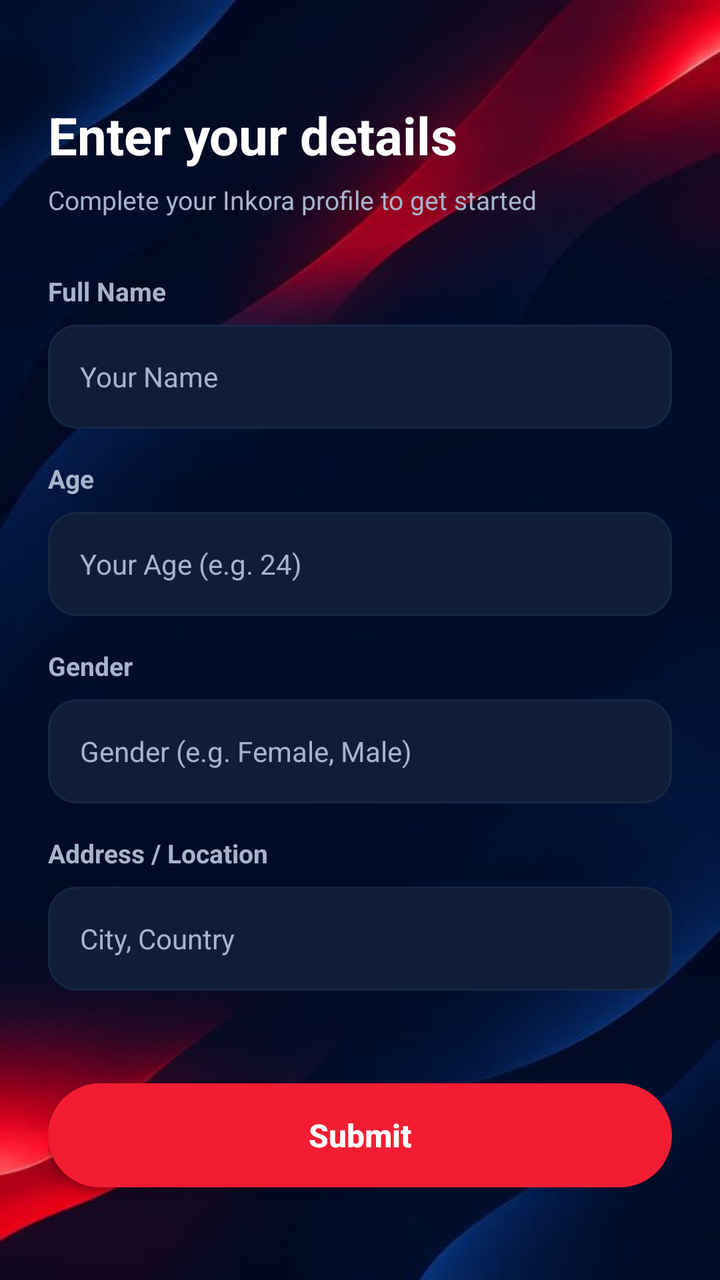
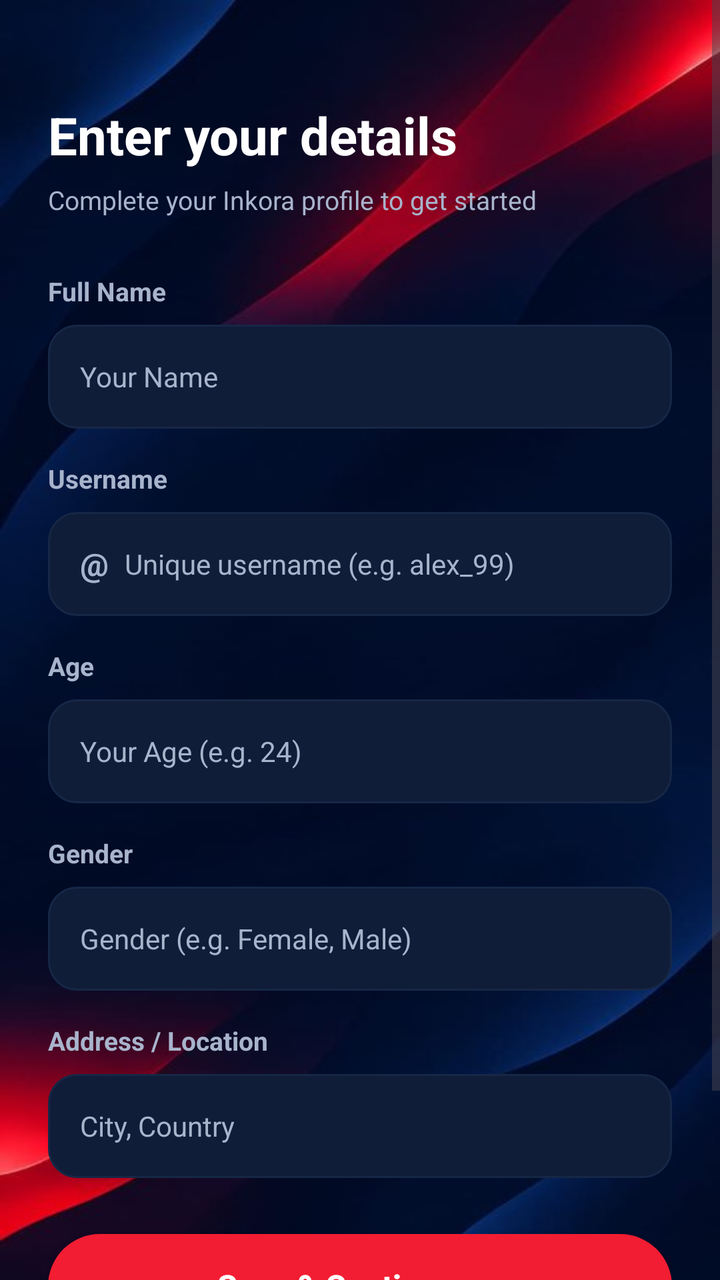

An Android layout rendered at two revisions. The XML below is the earlier revision; the diff shows what the commit changed to produce the second picture.
<!-- AndroidManifest.xml: application theme Theme.Task_3 -->
<!-- res/layout/activity_userdetails.xml -->
<?xml version="1.0" encoding="utf-8"?>
<ScrollView
    xmlns:android="http://schemas.android.com/apk/res/android"
    xmlns:app="http://schemas.android.com/apk/res-auto"
    xmlns:tools="http://schemas.android.com/tools"
    android:layout_width="match_parent"
    android:layout_height="match_parent"
    android:fitsSystemWindows="true"
    android:fillViewport="true"
    android:background="@drawable/background">

    <androidx.constraintlayout.widget.ConstraintLayout
        android:id="@+id/main"
        android:layout_width="match_parent"
        android:layout_height="wrap_content"
        android:paddingHorizontal="24dp"
        android:paddingTop="50dp"
        android:paddingBottom="32dp"
        tools:context=".userdetails">

        <TextView
            android:id="@+id/header"
            android:layout_width="wrap_content"
            android:layout_height="wrap_content"
            android:text="Enter your details"
            android:textColor="@color/primary_text"
            android:textSize="26sp"
            android:textStyle="bold"
            app:layout_constraintStart_toStartOf="parent"
            app:layout_constraintTop_toTopOf="parent" />

        <TextView
            android:id="@+id/subhead"
            android:layout_width="wrap_content"
            android:layout_height="wrap_content"
            android:layout_marginTop="6dp"
            android:text="Complete your Inkora profile to get started"
            android:textColor="@color/secondary_text"
            android:textSize="13sp"
            app:layout_constraintStart_toStartOf="parent"
            app:layout_constraintTop_toBottomOf="@id/header" />

        
        <TextView
            android:id="@+id/namehead"
            android:layout_width="wrap_content"
            android:layout_height="wrap_content"
            android:layout_marginTop="28dp"
            android:text="Full Name"
            android:textColor="@color/secondary_text"
            android:textSize="13sp"
            android:textStyle="bold"
            app:layout_constraintStart_toStartOf="parent"
            app:layout_constraintTop_toBottomOf="@id/subhead" />

        <LinearLayout
            android:id="@+id/boxName"
            android:layout_width="match_parent"
            android:layout_height="52dp"
            android:layout_marginTop="8dp"
            android:background="@drawable/input_box"
            android:gravity="center_vertical"
            android:orientation="horizontal"
            android:paddingHorizontal="16dp"
            app:layout_constraintTop_toBottomOf="@id/namehead">

            <EditText
                android:id="@+id/name"
                android:layout_width="match_parent"
                android:layout_height="match_parent"
                android:background="@null"
                android:hint="Your Name"
                android:inputType="textPersonName"
                android:textColor="@color/primary_text"
                android:textColorHint="@color/secondary_text"
                android:textSize="14sp" />
        </LinearLayout>

        
        <TextView
            android:id="@+id/agehead"
            android:layout_width="wrap_content"
            android:layout_height="wrap_content"
            android:layout_marginTop="16dp"
            android:text="Age"
            android:textColor="@color/secondary_text"
            android:textSize="13sp"
            android:textStyle="bold"
            app:layout_constraintStart_toStartOf="parent"
            app:layout_constraintTop_toBottomOf="@id/boxName" />

        <LinearLayout
            android:id="@+id/boxAge"
            android:layout_width="match_parent"
            android:layout_height="52dp"
            android:layout_marginTop="8dp"
            android:background="@drawable/input_box"
            android:gravity="center_vertical"
            android:orientation="horizontal"
            android:paddingHorizontal="16dp"
            app:layout_constraintTop_toBottomOf="@id/agehead">

            <EditText
                android:id="@+id/age"
                android:layout_width="match_parent"
                android:layout_height="match_parent"
                android:background="@null"
                android:hint="Your Age (e.g. 24)"
                android:inputType="number"
                android:textColor="@color/primary_text"
                android:textColorHint="@color/secondary_text"
                android:textSize="14sp" />
        </LinearLayout>

        
        <TextView
            android:id="@+id/genderhead"
            android:layout_width="wrap_content"
            android:layout_height="wrap_content"
            android:layout_marginTop="16dp"
            android:text="Gender"
            android:textColor="@color/secondary_text"
            android:textSize="13sp"
            android:textStyle="bold"
            app:layout_constraintStart_toStartOf="parent"
            app:layout_constraintTop_toBottomOf="@id/boxAge" />

        <LinearLayout
            android:id="@+id/boxGender"
            android:layout_width="match_parent"
            android:layout_height="52dp"
            android:layout_marginTop="8dp"
            android:background="@drawable/input_box"
            android:gravity="center_vertical"
            android:orientation="horizontal"
            android:paddingHorizontal="16dp"
            app:layout_constraintTop_toBottomOf="@id/genderhead">

            <EditText
                android:id="@+id/gender"
                android:layout_width="match_parent"
                android:layout_height="match_parent"
                android:background="@null"
                android:hint="Gender (e.g. Female, Male)"
                android:inputType="textCapWords"
                android:textColor="@color/primary_text"
                android:textColorHint="@color/secondary_text"
                android:textSize="14sp" />
        </LinearLayout>

        
        <TextView
            android:id="@+id/addresshead"
            android:layout_width="wrap_content"
            android:layout_height="wrap_content"
            android:layout_marginTop="16dp"
            android:text="Address / Location"
            android:textColor="@color/secondary_text"
            android:textSize="13sp"
            android:textStyle="bold"
            app:layout_constraintStart_toStartOf="parent"
            app:layout_constraintTop_toBottomOf="@id/boxGender" />

        <LinearLayout
            android:id="@+id/boxAddress"
            android:layout_width="match_parent"
            android:layout_height="52dp"
            android:layout_marginTop="8dp"
            android:background="@drawable/input_box"
            android:gravity="center_vertical"
            android:orientation="horizontal"
            android:paddingHorizontal="16dp"
            app:layout_constraintTop_toBottomOf="@id/addresshead">

            <EditText
                android:id="@+id/address"
                android:layout_width="match_parent"
                android:layout_height="match_parent"
                android:background="@null"
                android:hint="City, Country"
                android:inputType="textPostalAddress"
                android:textColor="@color/primary_text"
                android:textColorHint="@color/secondary_text"
                android:textSize="14sp" />
        </LinearLayout>

        
        <androidx.appcompat.widget.AppCompatButton
            android:id="@+id/submitbtn"
            android:layout_width="match_parent"
            android:layout_height="52dp"
            android:layout_marginTop="32dp"
            android:background="@drawable/bg_primary_button"
            android:text="Submit"
            android:textAllCaps="false"
            android:textColor="@color/white"
            android:textSize="16sp"
            android:textStyle="bold"
            app:layout_constraintTop_toBottomOf="@id/boxAddress"
            app:layout_constraintBottom_toBottomOf="parent" />

    </androidx.constraintlayout.widget.ConstraintLayout>
</ScrollView>
<!-- resources referenced by this layout -->
<resources>
  <color name="primary_text">#FFFFFF</color>
  <color name="secondary_text">#A8B4CC</color>
  <color name="white">#FFFFFF</color>
  <!-- drawable background: png bitmap (drawable, 19091 bytes) -->
  <!-- drawable bg_primary_button (drawable) -->
  <?xml version="1.0" encoding="utf-8"?>
  <shape xmlns:android="http://schemas.android.com/apk/res/android"
      android:shape="rectangle">
      <solid android:color="@color/primary_red" />
      <corners android:radius="26dp" />
  </shape>
  <!-- drawable input_box (drawable) -->
  <?xml version="1.0" encoding="utf-8"?>
  <shape xmlns:android="http://schemas.android.com/apk/res/android"
      android:shape="rectangle">
      <solid android:color="@color/secondary_background" />
      <stroke
          android:width="1dp"
          android:color="@color/card_surface" />
      <corners android:radius="14dp" />
  </shape>
  <style name="Theme.Task_3" parent="Base.Theme.Task_3" />
  <color name="primary_red">#F21D32</color>
  <color name="secondary_background">#101D38</color>
  <color name="card_surface">#162746</color>
  <style name="Base.Theme.Task_3" parent="Theme.Material3.DayNight.NoActionBar">
          <item name="colorPrimary">@color/primary_red</item>
          <item name="colorPrimaryVariant">@color/secondary_background</item>
          <item name="colorSecondary">@color/primary_red</item>
          <item name="android:statusBarColor">@color/primary_background</item>
          <item name="android:windowBackground">@color/primary_background</item>
          <item name="android:navigationBarColor">@color/secondary_background</item>
      </style>
  <color name="primary_background">#080F24</color>
</resources>

<!-- the commit's change to res/layout/activity_userdetails.xml (unified diff, before → after) -->
@@ -78,6 +78,51 @@
 
         
         <TextView
+            android:id="@+id/usernamehead"
+            android:layout_width="wrap_content"
+            android:layout_height="wrap_content"
+            android:layout_marginTop="16dp"
+            android:text="Username"
+            android:textColor="@color/secondary_text"
+            android:textSize="13sp"
+            android:textStyle="bold"
+            app:layout_constraintStart_toStartOf="parent"
+            app:layout_constraintTop_toBottomOf="@id/boxName" />
+
+        <LinearLayout
+            android:id="@+id/boxUsername"
+            android:layout_width="match_parent"
+            android:layout_height="52dp"
+            android:layout_marginTop="8dp"
+            android:background="@drawable/input_box"
+            android:gravity="center_vertical"
+            android:orientation="horizontal"
+            android:paddingHorizontal="16dp"
+            app:layout_constraintTop_toBottomOf="@id/usernamehead">
+
+            <TextView
+                android:layout_width="wrap_content"
+                android:layout_height="wrap_content"
+                android:text="@"
+                android:textColor="@color/secondary_text"
+                android:textSize="16sp"
+                android:textStyle="bold" />
+
+            <EditText
+                android:id="@+id/username"
+                android:layout_width="match_parent"
+                android:layout_height="match_parent"
+                android:layout_marginStart="8dp"
+                android:background="@null"
+                android:hint="Unique username (e.g. alex_99)"
+                android:inputType="textNoSuggestions"
+                android:textColor="@color/primary_text"
+                android:textColorHint="@color/secondary_text"
+                android:textSize="14sp" />
+        </LinearLayout>
+
+        
+        <TextView
             android:id="@+id/agehead"
             android:layout_width="wrap_content"
             android:layout_height="wrap_content"
@@ -87,7 +132,7 @@
             android:textSize="13sp"
             android:textStyle="bold"
             app:layout_constraintStart_toStartOf="parent"
-            app:layout_constraintTop_toBottomOf="@id/boxName" />
+            app:layout_constraintTop_toBottomOf="@id/boxUsername" />
 
         <LinearLayout
             android:id="@+id/boxAge"
@@ -189,14 +234,27 @@
             android:id="@+id/submitbtn"
             android:layout_width="match_parent"
             android:layout_height="52dp"
-            android:layout_marginTop="32dp"
+            android:layout_marginTop="28dp"
             android:background="@drawable/bg_primary_button"
-            android:text="Submit"
+            android:text="Save &amp; Continue  →"
             android:textAllCaps="false"
             android:textColor="@color/white"
             android:textSize="16sp"
             android:textStyle="bold"
-            app:layout_constraintTop_toBottomOf="@id/boxAddress"
+            app:layout_constraintTop_toBottomOf="@id/boxAddress" />
+
+        <TextView
+            android:id="@+id/btnSkipDetails"
+            android:layout_width="wrap_content"
+            android:layout_height="wrap_content"
+            android:layout_marginTop="16dp"
+            android:padding="8dp"
+            android:text="Skip for now  →"
+            android:textColor="@color/secondary_text"
+            android:textSize="13sp"
+            app:layout_constraintTop_toBottomOf="@id/submitbtn"
+            app:layout_constraintStart_toStartOf="parent"
+            app:layout_constraintEnd_toEndOf="parent"
             app:layout_constraintBottom_toBottomOf="parent" />
 
     </androidx.constraintlayout.widget.ConstraintLayout>
